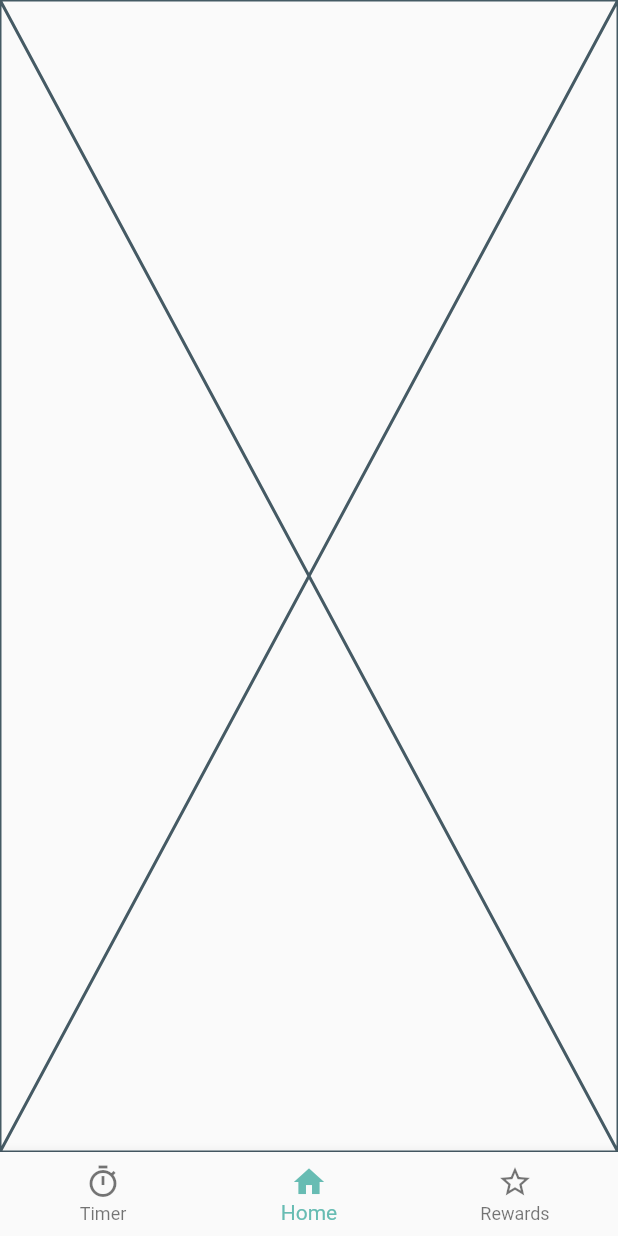
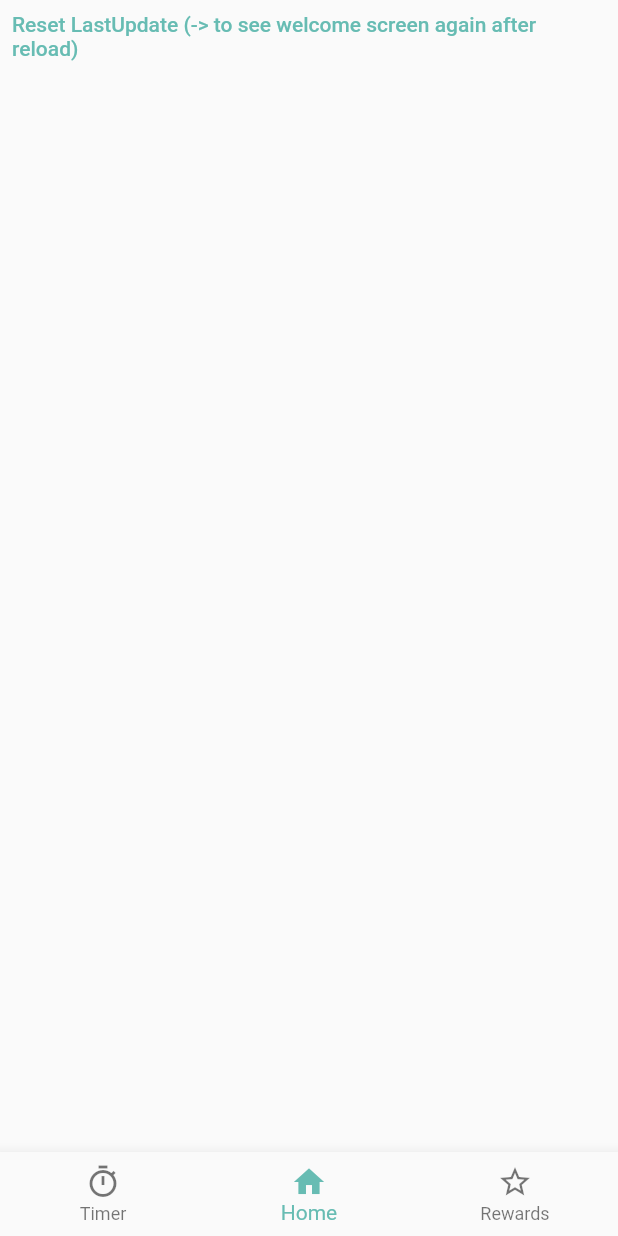
Before and after one commit to lucianojung/Sleepy_Head, a Flutter app: the HomeView screen opened by its route, on a phone screen of 412 x 824 dp. Run offline on Flutter 3.47's test engine with Material 2 defaults, Android fonts, the phone set to English and light mode, and no system bars; our stand-ins replace introduction_screen, shared_preferences; accounts and stored records are empty; generated files the repository leaves out were written again.

Commit message:
Add UserDataProvider && save lastUpdate on Intro Finish && set InitialRoute depending on lastUpdate

```diff
--- /dev/null
+++ b/lib/models/user_data.dart
@@ -0,0 +1,44 @@
+import 'package:flutter/material.dart';
+
+class UserData {
+  var id = -1;
+  var username = 'Sleepy Head';
+  var lastUpdate = DateTime.now().subtract(Duration(days: 1));
+  var plannedBedTime = TimeOfDay.now();
+  var plannedWakeupTime = TimeOfDay(hour: (TimeOfDay.now().hour + 8) % 24, minute: TimeOfDay.now().minute);
+
+  UserData({id, username, plannedBedTime, plannedWakeupTime, lastUpdate}){
+    this.id = id ?? this.id;
+    this.username = username ?? this.username;
+    this.plannedBedTime = plannedBedTime ?? this.plannedBedTime;
+    this.plannedWakeupTime = plannedWakeupTime ?? this.plannedWakeupTime;
+    this.lastUpdate = lastUpdate ?? this.lastUpdate;
+  }
+
+  Map<String, dynamic> toJson() => {
+        'id': id,
+        'username': username,
+        'plannedBedTime': _timeOfDayToMillisecondsSinceEpoch(plannedBedTime),
+        'plannedWakeupTime': _timeOfDayToMillisecondsSinceEpoch(plannedWakeupTime),
+        'lastUpdate': lastUpdate.millisecondsSinceEpoch,
+      };
+
+  UserData.fromJson(Map<String, dynamic> json)
+      : id = json['id'],
+        username = json['username'],
+        plannedBedTime = _millisecondsSinceEpochToTimeOfDay(json['plannedBedTime']),
+        plannedWakeupTime = _millisecondsSinceEpochToTimeOfDay(json['plannedWakeupTime']),
+        lastUpdate = DateTime.fromMillisecondsSinceEpoch(json['lastUpdate'])
+  ;
+
+  static TimeOfDay _millisecondsSinceEpochToTimeOfDay(int millisecondsSinceEpoch) {
+    var dateTime = DateTime.fromMillisecondsSinceEpoch(millisecondsSinceEpoch);
+    return TimeOfDay(hour: dateTime.hour, minute: dateTime.minute);
+  }
+
+  static int _timeOfDayToMillisecondsSinceEpoch(TimeOfDay timeOfDay) {
+    final now = DateTime.now();
+    final dateTime = DateTime(now.year, now.month, now.day, timeOfDay.hour, timeOfDay.minute);
+    return dateTime.millisecondsSinceEpoch;
+  }
+}
--- /dev/null
+++ b/lib/views/home_home_view.dart
@@ -0,0 +1,26 @@
+import 'package:flutter/material.dart';
+import 'package:provider/provider.dart';
+import 'package:sleepy_head/services/user_data_provider.dart';
+
+class HomeHomeView extends StatefulWidget {
+  HomeHomeView({Key? key}) : super(key: key);
+
+  @override
+  _HomeHomeViewState createState() => _HomeHomeViewState();
+}
+
+class _HomeHomeViewState extends State<HomeHomeView> {
+  @override
+  Widget build(BuildContext context) {
+    return Column(
+      children: [
+        TextButton(
+            onPressed: (() => context.read<UserDataProvider>().update(
+                  DateTime.now().subtract(const Duration(days: 12)),
+                )),
+            child: const Text(
+                'Reset LastUpdate (-> to see welcome screen again after reload)'))
+      ],
+    );
+  }
+}
--- a/lib/views/home_view.dart
+++ b/lib/views/home_view.dart
@@ -2,6 +2,8 @@ import 'package:flutter/material.dart';
 import 'package:sleepy_head/global_variables.dart';
 
 import 'package:flutter_gen/gen_l10n/app_localizations.dart';
+
+import 'home_home_view.dart';
 
 class HomeView extends StatefulWidget {
   const HomeView({Key? key, required this.title}) : super(key: key);
@@ -19,7 +21,7 @@ class _HomeViewState extends State<HomeView> {
 
   final List<Widget> _pages = <Widget>[
     const Placeholder(),
-    const Placeholder(),
+    HomeHomeView(),
     const Placeholder(),
   ];
 
@@ -27,24 +29,6 @@ class _HomeViewState extends State<HomeView> {
   Widget build(BuildContext context) {
     return SafeArea(
       child: Scaffold(
-        // appBar: AppBar(
-        //   title: T ext(widget.title),
-        //   actions: [
-        //     ThemeSwitcher(
-        //       clipper: const ThemeSwitcherCircleClipper(),
-        //       builder: (context) {
-        //         return IconButton(
-        //             onPressed: () {
-        //               setState(() {
-        //                 _isDark = !_isDark;
-        //               });
-        //             },
-        //             icon: Icon(
-        //                 !_isDark ? Icons.brightness_2 : Icons.wb_sunny));
-        //       },
-        //     )
-        //   ],
-        // ),
         bottomNavigationBar: BottomNavigationBar(
           type: BottomNavigationBarType.fixed,
           items: [
--- a/lib/views/intro_view.dart
+++ b/lib/views/intro_view.dart
@@ -2,7 +2,9 @@ import 'package:flutter/material.dart';
 import 'package:introduction_screen/introduction_screen.dart';
 
 import 'package:flutter_gen/gen_l10n/app_localizations.dart';
+import 'package:provider/provider.dart';
 
+import '../services/user_data_provider.dart';
 import '../theme_config.dart';
 
 class IntroductionView extends StatefulWidget {
@@ -140,6 +142,7 @@ class _IntroductionViewState extends State<IntroductionView> {
   }
 
   void goHomepage(context) {
+    Provider.of<UserDataProvider>(context, listen: false).update(DateTime.now());
     Navigator.popAndPushNamed(context, widget.homeRoute);
   }
 
--- a/pubspec.yaml
+++ b/pubspec.yaml
@@ -34,7 +34,7 @@ dependencies:
   introduction_screen: ^3.0.2
   intl: ^0.17.0
   provider: ^6.0.2
-
+  shared_preferences: ^2.0.13
 
   # The following adds the Cupertino Icons font to your application.
   # Use with the CupertinoIcons class for iOS style icons.
```
Also changed, not shown: lib/main.dart (+17 -3 lines), lib/services/user_data_provider.dart (added, +75 -0 lines).
